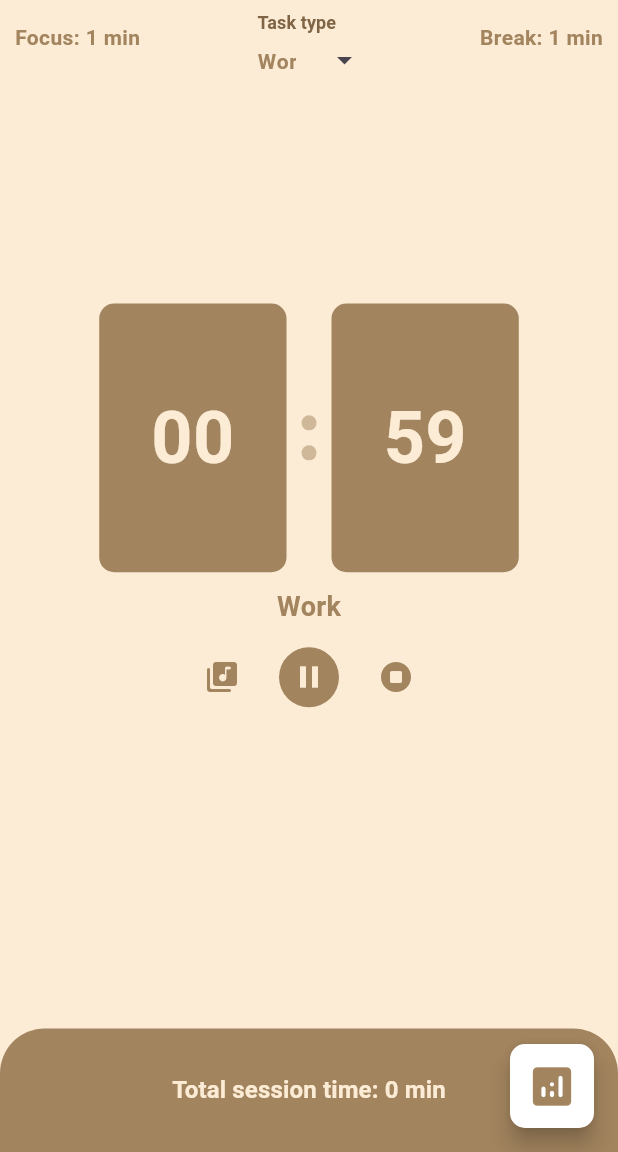
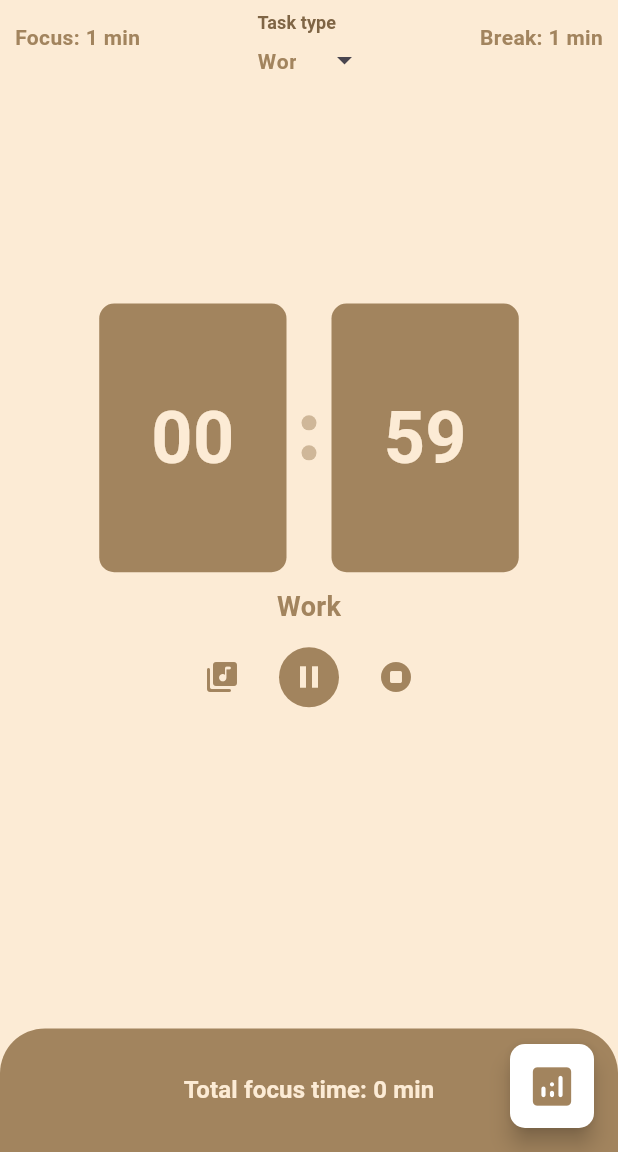
Before and after one commit to m-mhe/scheduler, a Flutter app: the FocusSessionScreen screen opened directly with empty values, after a tap on the "play arrow" icon, on a phone screen of 412 x 824 dp, the part 84-1236 px from its top. Run offline on Flutter 3.47's test engine with Material 3 defaults, Android fonts, the phone set to English and light mode, and no system bars; our stand-ins replace audioplayers, fl_chart, get, numberpicker, sleek_circular_slider, sqflite; accounts and stored records are empty.

Commit message:
time sync fix

```diff
--- a/lib/ui/screens/focus_session_screen.dart
+++ b/lib/ui/screens/focus_session_screen.dart
@@ -45,9 +45,8 @@ class _FocusSessionScreenState extends State<FocusSessionScreen> {
       if (_isBreak) {
         if (_second != 1) {
           _second--;
-          _completedTime = _completedTime + 0.0166666666666667;
         } else {
-          if (_completedTime >= _breakEndTime) {
+          if (_completedTime == _breakEndTime) {
             _completedTime = 0;
             skip = true;
             timer.cancel();
@@ -114,16 +113,15 @@ class _FocusSessionScreenState extends State<FocusSessionScreen> {
           if (skip) {
             skip = false;
           } else {
-            _completedTime = _completedTime + 0.0166666666666667;
+            _completedTime++;
           }
           _second = 60;
         }
       } else {
         if (_second != 1) {
           _second--;
-          _completedTime = _completedTime + 0.0166666666666667;
         } else {
-          if (_completedTime >= _endTime) {
+          if (_completedTime == _endTime) {
             _completedTime = 0;
             _focusSessions++;
             skip = true;
@@ -195,7 +193,7 @@ class _FocusSessionScreenState extends State<FocusSessionScreen> {
           if (skip) {
             skip = false;
           } else {
-            _completedTime = _completedTime + 0.0166666666666667;
+            _completedTime++;
           }
           _second = 60;
         }
@@ -689,7 +687,7 @@ class _FocusSessionScreenState extends State<FocusSessionScreen> {
                     topLeft: Radius.circular(30))),
             child: Center(
                 child: Text(
-              'Total session time: ${(_focusSessions * (_endTime + 1)).toStringAsFixed(0)} min',
+              'Total focus time: ${(_focusSessions * (_endTime + 1)).toStringAsFixed(0)} min',
               textAlign: TextAlign.center,
               style: Theme.of(context)
                   .textTheme
```
Also changed, not shown: lib/ui/screens/focus_session_statics_screen.dart (+16 -1 lines).
